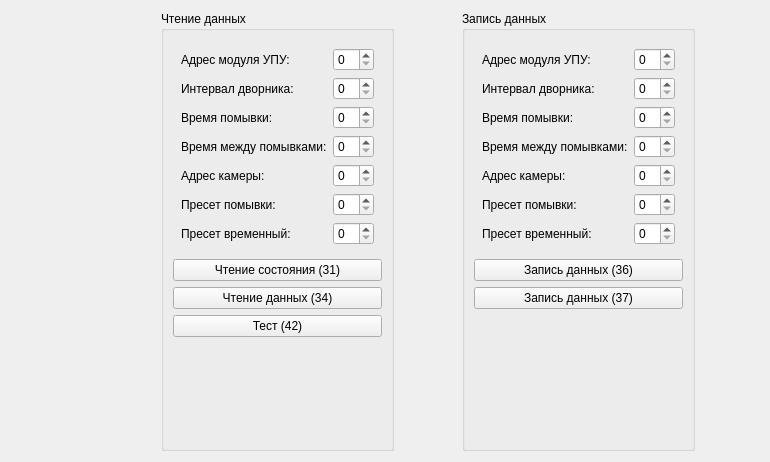
Old version of the form Qt/RS485/RS485/src/mainbox/ui/mainbox.ui in the repository RinatB2017/mega_GIT.
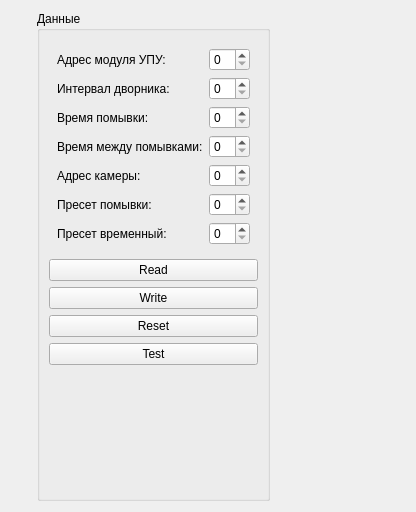
New version of the form. Custom widgets are drawn as their Qt base class.

What changed in the file:
```diff
--- a/Qt/RS485/RS485/src/mainbox/ui/mainbox.ui
+++ b/Qt/RS485/RS485/src/mainbox/ui/mainbox.ui
@@ -6,8 +6,8 @@
    <rect>
     <x>0</x>
     <y>0</y>
-    <width>770</width>
-    <height>462</height>
+    <width>416</width>
+    <height>512</height>
    </rect>
   </property>
   <property name="windowTitle">
@@ -50,141 +50,6 @@
      </property>
     </widget>
    </item>
-   <item>
-    <widget class="QGroupBox" name="groupBox">
-     <property name="sizePolicy">
-      <sizepolicy hsizetype="Fixed" vsizetype="Preferred">
-       <horstretch>0</horstretch>
-       <verstretch>0</verstretch>
-      </sizepolicy>
-     </property>
-     <property name="title">
-      <string>Чтение данных</string>
-     </property>
-     <layout class="QVBoxLayout" name="verticalLayout_3">
-      <item>
-       <layout class="QGridLayout" name="gridLayout_2">
-        <property name="leftMargin">
-         <number>8</number>
-        </property>
-        <property name="topMargin">
-         <number>8</number>
-        </property>
-        <property name="rightMargin">
-         <number>8</number>
-        </property>
-        <property name="bottomMargin">
-         <number>8</number>
-        </property>
-        <item row="5" column="0">
-         <widget class="QLabel" name="label_9">
-          <property name="text">
-           <string>Пресет помывки:</string>
-          </property>
-         </widget>
-        </item>
-        <item row="0" column="1">
-         <widget class="QSpinBox" name="sb_addr_upu"/>
-        </item>
-        <item row="6" column="1">
-         <widget class="QSpinBox" name="sb_time_preset_washout"/>
-        </item>
-        <item row="2" column="1">
-         <widget class="QSpinBox" name="sb_time_washout"/>
-        </item>
-        <item row="6" column="0">
-         <widget class="QLabel" name="label_12">
-          <property name="text">
-           <string>Пресет временный:</string>
-          </property>
-         </widget>
-        </item>
-        <item row="4" column="0">
-         <widget class="QLabel" name="label_10">
-          <property name="text">
-           <string>Адрес камеры:</string>
-          </property>
-         </widget>
-        </item>
-        <item row="5" column="1">
-         <widget class="QSpinBox" name="sb_preset_washout"/>
-        </item>
-        <item row="1" column="0">
-         <widget class="QLabel" name="label">
-          <property name="text">
-           <string>Интервал дворника:</string>
-          </property>
-         </widget>
-        </item>
-        <item row="1" column="1">
-         <widget class="QSpinBox" name="sb_time_interval"/>
-        </item>
-        <item row="2" column="0">
-         <widget class="QLabel" name="label_11">
-          <property name="text">
-           <string>Время помывки:</string>
-          </property>
-         </widget>
-        </item>
-        <item row="4" column="1">
-         <widget class="QSpinBox" name="sb_addr_cam"/>
-        </item>
-        <item row="0" column="0">
-         <widget class="QLabel" name="label_7">
-          <property name="text">
-           <string>Адрес модуля УПУ:</string>
-          </property>
-         </widget>
-        </item>
-        <item row="3" column="0">
-         <widget class="QLabel" name="label_2">
-          <property name="text">
-           <string>Время между помывками:</string>
-          </property>
-         </widget>
-        </item>
-        <item row="3" column="1">
-         <widget class="QSpinBox" name="sb_time_pause_washout"/>
-        </item>
-       </layout>
-      </item>
-      <item>
-       <widget class="QPushButton" name="btn_cmd_31">
-        <property name="text">
-         <string>Чтение состояния (31)</string>
-        </property>
-       </widget>
-      </item>
-      <item>
-       <widget class="QPushButton" name="btn_cmd_34">
-        <property name="text">
-         <string>Чтение данных (34)</string>
-        </property>
-       </widget>
-      </item>
-      <item>
-       <widget class="QPushButton" name="btn_cmd_42">
-        <property name="text">
-         <string>Тест (42)</string>
-        </property>
-       </widget>
-      </item>
-      <item>
-       <spacer name="verticalSpacer_3">
-        <property name="orientation">
-         <enum>Qt::Vertical</enum>
-        </property>
-        <property name="sizeHint" stdset="0">
-         <size>
-          <width>20</width>
-          <height>75</height>
-         </size>
-        </property>
-       </spacer>
-      </item>
-     </layout>
-    </widget>
-   </item>
    <item>
     <widget class="QGroupBox" name="groupBox_2">
      <property name="sizePolicy">
@@ -194,7 +59,7 @@
       </sizepolicy>
      </property>
      <property name="title">
-      <string>Запись данных</string>
+      <string>Данные</string>
      </property>
      <layout class="QVBoxLayout" name="verticalLayout_4">
       <item>
@@ -212,7 +77,7 @@
          <number>8</number>
         </property>
         <item row="0" column="1">
-         <widget class="QSpinBox" name="sb_addr_upu_2"/>
+         <widget class="QSpinBox" name="sb_addr_upu"/>
         </item>
         <item row="0" column="0">
          <widget class="QLabel" name="label_13">
@@ -236,7 +101,7 @@
          </widget>
         </item>
         <item row="6" column="1">
-         <widget class="QSpinBox" name="sb_time_preset_washout_2"/>
+         <widget class="QSpinBox" name="sb_time_preset_washout"/>
         </item>
         <item row="6" column="0">
          <widget class="QLabel" name="label_18">
@@ -253,16 +118,16 @@
          </widget>
         </item>
         <item row="5" column="1">
-         <widget class="QSpinBox" name="sb_preset_washout_2"/>
+         <widget class="QSpinBox" name="sb_preset_washout"/>
         </item>
         <item row="4" column="1">
-         <widget class="QSpinBox" name="sb_addr_cam_2"/>
+         <widget class="QSpinBox" name="sb_addr_cam"/>
         </item>
         <item row="2" column="1">
-         <widget class="QSpinBox" name="sb_time_washout_2"/>
+         <widget class="QSpinBox" name="sb_time_washout"/>
         </item>
         <item row="1" column="1">
-         <widget class="QSpinBox" name="sb_time_interval_2"/>
+         <widget class="QSpinBox" name="sb_time_interval"/>
         </item>
         <item row="1" column="0">
          <widget class="QLabel" name="label_14">
@@ -272,7 +137,7 @@
          </widget>
         </item>
         <item row="3" column="1">
-         <widget class="QSpinBox" name="sb_time_pause_washout_2"/>
+         <widget class="QSpinBox" name="sb_time_pause_washout"/>
         </item>
         <item row="3" column="0">
          <widget class="QLabel" name="label_3">
@@ -286,14 +151,28 @@
       <item>
        <widget class="QPushButton" name="btn_cmd_36">
         <property name="text">
-         <string>Запись данных (36)</string>
+         <string>Read</string>
         </property>
        </widget>
       </item>
       <item>
        <widget class="QPushButton" name="btn_cmd_37">
         <property name="text">
-         <string>Запись данных (37)</string>
+         <string>Write</string>
+        </property>
+       </widget>
+      </item>
+      <item>
+       <widget class="QPushButton" name="btn_reset">
+        <property name="text">
+         <string>Reset</string>
+        </property>
+       </widget>
+      </item>
+      <item>
+       <widget class="QPushButton" name="btn_test">
+        <property name="text">
+         <string>Test</string>
         </property>
        </widget>
       </item>
@@ -313,6 +192,19 @@
      </layout>
     </widget>
    </item>
+   <item>
+    <spacer name="horizontalSpacer">
+     <property name="orientation">
+      <enum>Qt::Horizontal</enum>
+     </property>
+     <property name="sizeHint" stdset="0">
+      <size>
+       <width>40</width>
+       <height>20</height>
+      </size>
+     </property>
+    </spacer>
+   </item>
   </layout>
  </widget>
  <customwidgets>
```
Left out of the diff: 20 changed lines with no effect on the pictures.
